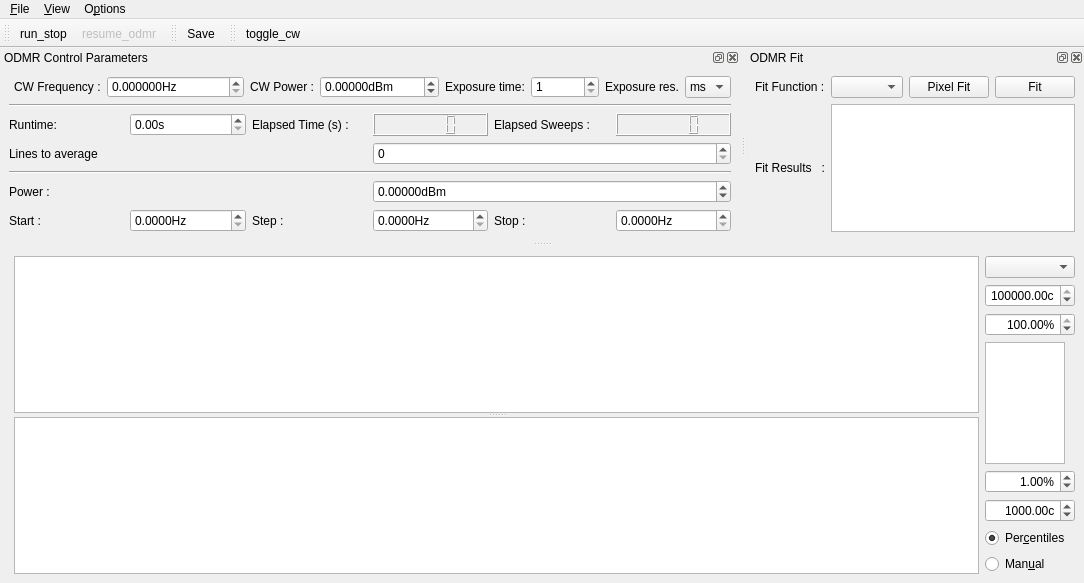
This is gui/odmr/ui_odmrgui_prime95b.ui in sriharijayaram5/qudi as Qt 5 draws it before an edit. The edited form follows.
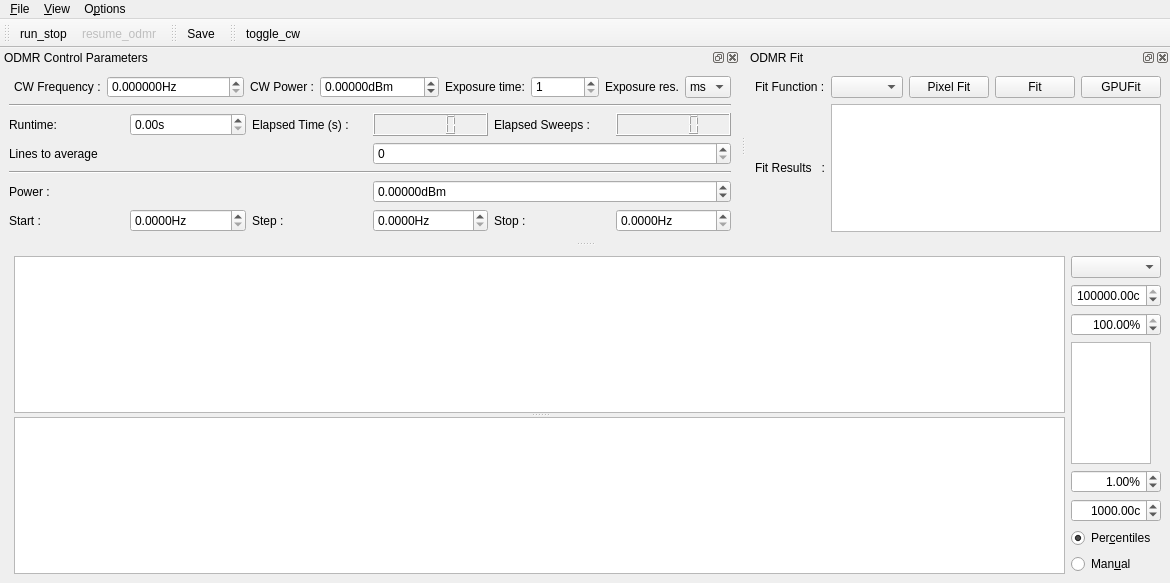
This is the edited form. Icons and pictures are not drawn. Custom widgets are drawn as their Qt base class.

What changed in the file:
```diff
--- a/gui/odmr/ui_odmrgui_prime95b.ui
+++ b/gui/odmr/ui_odmrgui_prime95b.ui
@@ -6,7 +6,7 @@
    <rect>
     <x>0</x>
     <y>0</y>
-    <width>1079</width>
+    <width>1108</width>
     <height>583</height>
    </rect>
   </property>
@@ -213,7 +213,7 @@
     <rect>
      <x>0</x>
      <y>0</y>
-     <width>1079</width>
+     <width>1108</width>
      <height>21</height>
     </rect>
    </property>
@@ -811,6 +811,13 @@
          </property>
         </widget>
        </item>
+       <item>
+        <widget class="QPushButton" name="do_GPUFit_PushButton">
+         <property name="text">
+          <string>GPUFit</string>
+         </property>
+        </widget>
+       </item>
       </layout>
      </item>
      <item row="1" column="0">
```
